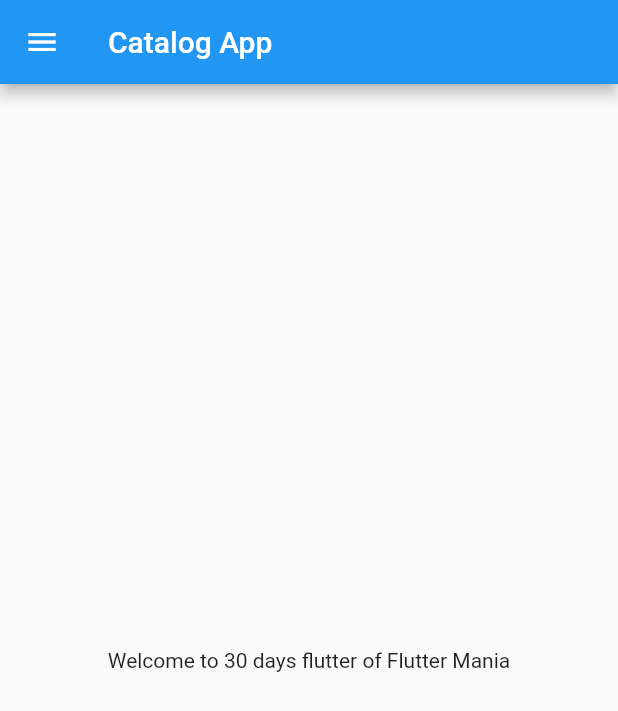
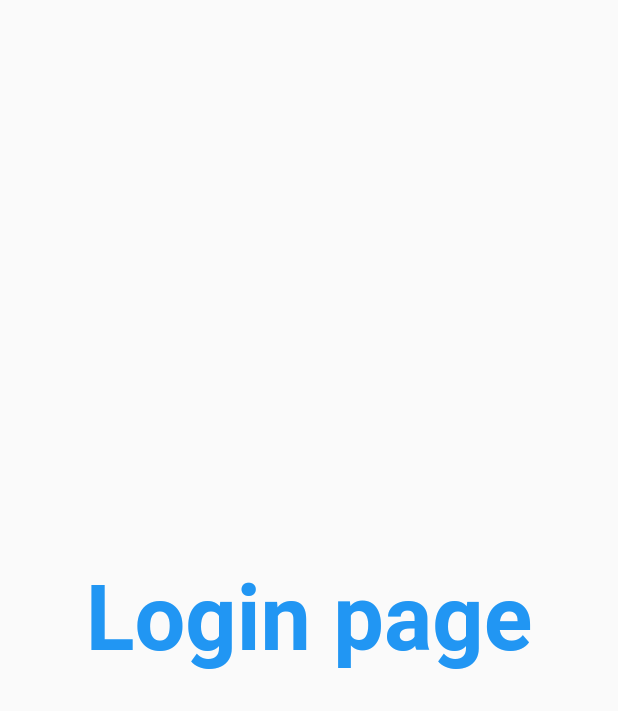
Before and after one commit to Ali-Hasan-Kazmi-2000/flutter-basics, a Flutter app: the screen it shows after launch, on a phone screen of 412 x 824 dp. Shown: the top 711 px of the screen. Run offline on Flutter 3.47's test engine with Material 2 defaults, Android fonts, the phone set to English and light mode, and no system bars.

Commit message:
day 3 completed

```diff
--- a/lib/main.dart
+++ b/lib/main.dart
@@ -1,4 +1,5 @@
-import 'package:e_commerce_app/home_page.dart';
+import 'package:e_commerce_app/pages/home_page.dart';
+import 'package:e_commerce_app/pages/login_page.dart';
 import 'package:flutter/material.dart';
 
 void main() {
@@ -11,8 +12,17 @@ class MyApp extends StatelessWidget {
 
   @override
   Widget build(BuildContext context) {
-    return const MaterialApp(
-      home: HomePage(),
+    return MaterialApp(
+      themeMode: ThemeMode.light,
+      theme: ThemeData(primarySwatch: Colors.deepPurple),
+      darkTheme: ThemeData(brightness: Brightness.light),
+
+      routes: {
+        "/": (context)=> const LoginPage(),
+        "/home": (context) => const HomePage(),
+        "/login":(context)=> const LoginPage(),
+      },
     );
   }
+
 }
--- a/lib/home_page.dart
+++ b/lib/pages/home_page.dart
@@ -12,7 +12,7 @@ class HomePage extends StatelessWidget {
         appBar: AppBar(
           title: const Text('Catalog App'),
         ),
-        drawer: Drawer(),
+        drawer: const Drawer(),
         body: Center(
           child: Text('Welcome to $days days flutter of $bootcamp'),
         ),
--- /dev/null
+++ b/lib/pages/login_page.dart
@@ -0,0 +1,21 @@
+import 'package:flutter/material.dart';
+
+class LoginPage extends StatelessWidget {
+  const LoginPage({Key? key}) : super(key: key);
+
+  @override
+  Widget build(BuildContext context) {
+    return Scaffold(
+      body: Center(
+        child: const Text('Login page',
+        style: TextStyle(
+          color: Colors.blue,
+          fontSize: 20,
+          fontWeight: FontWeight.bold,
+        ),
+          textScaleFactor: 3,
+        ),
+      )
+    );
+  }
+}
```
